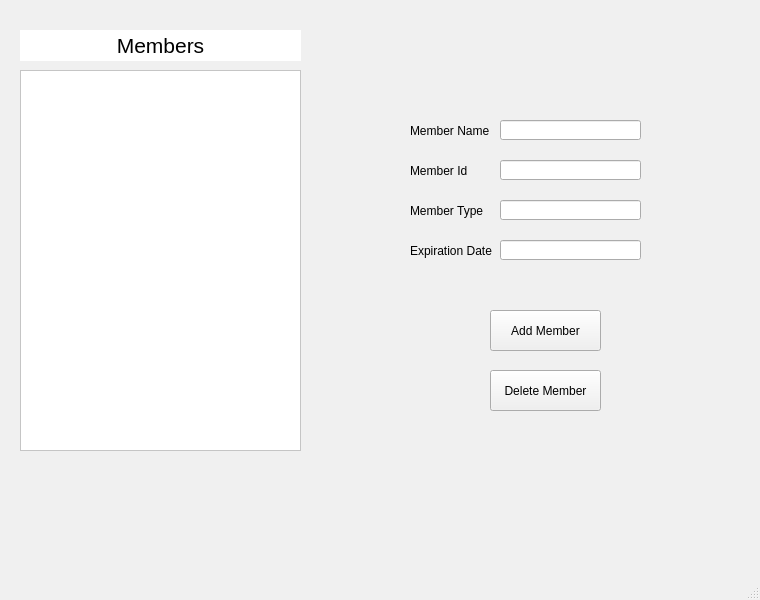
The window that CS1CGroupProject/editmember.ui (IamFyrus/CS1C) describes before a commit, drawn with Qt 5.
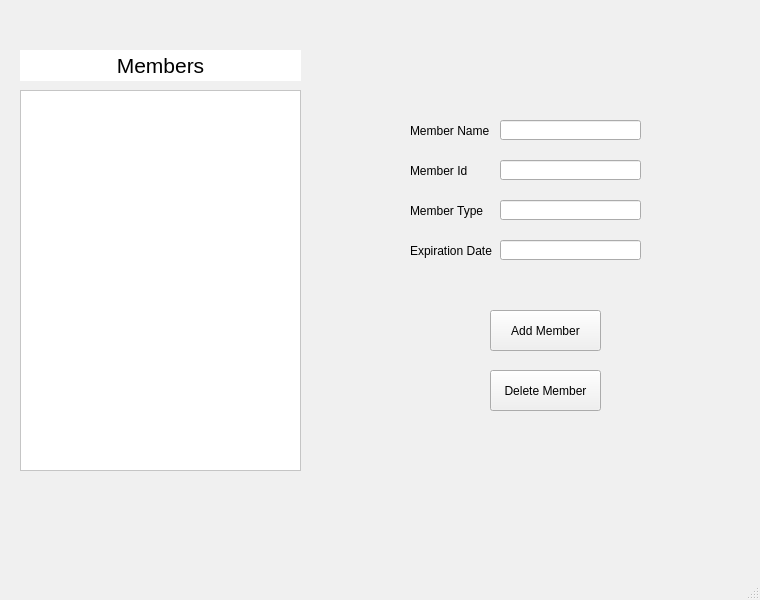
The same window after the commit.

Patch:
```diff
--- a/CS1CGroupProject/editmember.ui
+++ b/CS1CGroupProject/editmember.ui
@@ -439,7 +439,7 @@
     <property name="geometry">
      <rect>
       <x>20</x>
-      <y>70</y>
+      <y>90</y>
       <width>281</width>
       <height>381</height>
      </rect>
@@ -518,7 +518,7 @@
     <property name="geometry">
      <rect>
       <x>20</x>
-      <y>30</y>
+      <y>50</y>
       <width>281</width>
       <height>31</height>
      </rect>
```
